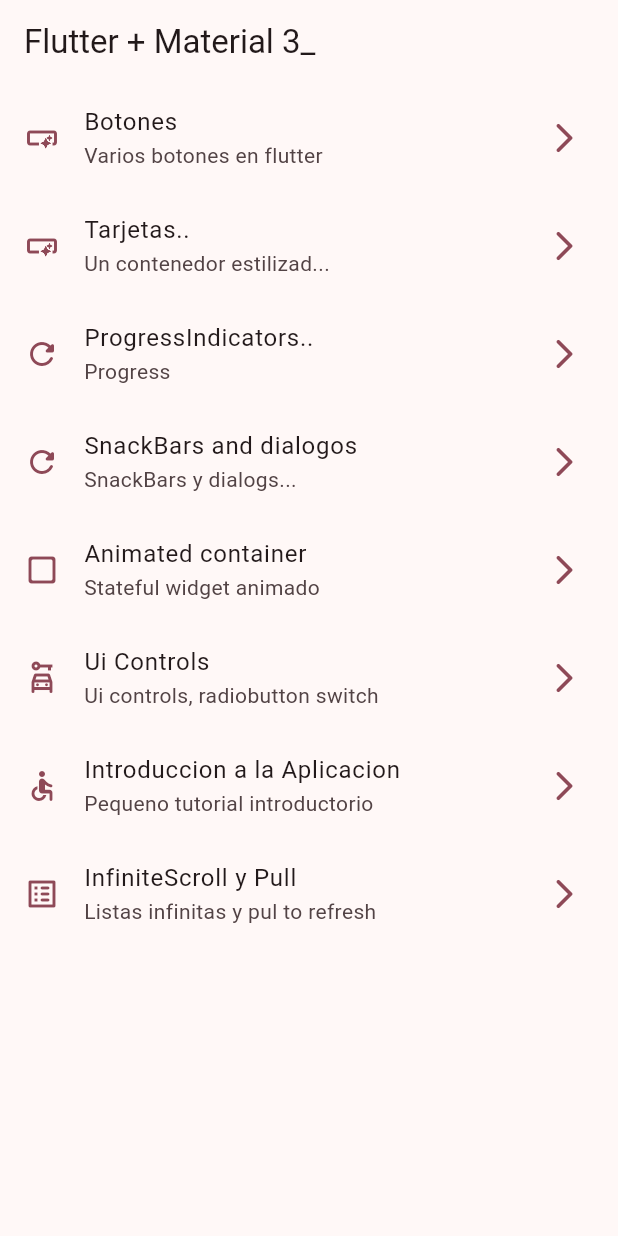
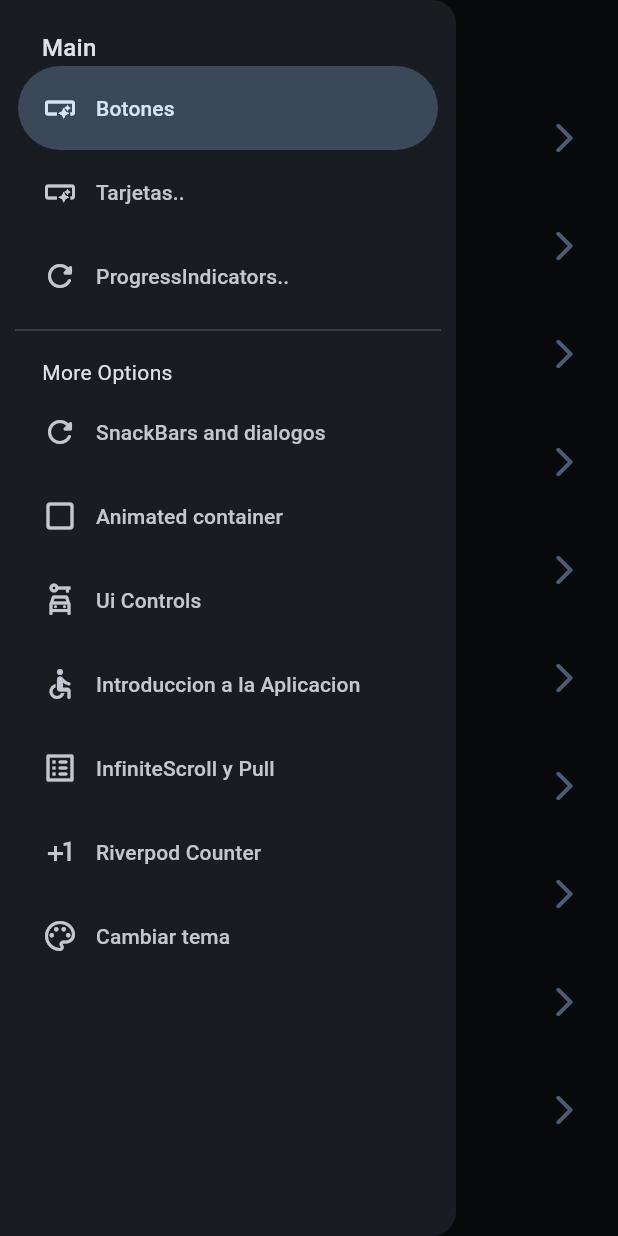
Before and after one commit to tardiojaime/widgets, a Flutter app: the screen it shows after launch, with the side drawer open (before the commit the screen has no drawer), on a phone screen of 412 x 824 dp. Run offline on Flutter 3.47's test engine with Material 3 defaults, Android fonts, the phone set to English and light mode, and no system bars; our stand-ins replace animate_do, flutter_riverpod, go_router.

Commit message:
StateProvider, Provider-inmutable

```diff
--- a/lib/config/menu/menu_item.dart
+++ b/lib/config/menu/menu_item.dart
@@ -65,4 +65,16 @@ const List<MenuItem> appMenuItems = [
       url: '/infinite',
       icon: Icons.list_alt_rounded,
       name: InfiniteScrollScreen.name),
+  MenuItem(
+      title: 'Riverpod Counter',
+      subtitle: 'Contador con Riverpob',
+      url: '/counter',
+      icon: Icons.plus_one,
+      name: CounterScreen.name),
+  MenuItem(
+      title: 'Cambiar tema',
+      subtitle: 'Cambiar tema de la aplicacion',
+      url: '/theme-changer',
+      icon: Icons.color_lens_outlined,
+      name: ThemeChanger.name),
 ];
--- a/lib/config/router/app_router.dart
+++ b/lib/config/router/app_router.dart
@@ -47,4 +47,14 @@ final appRouter = GoRouter(initialLocation: '/', routes: [
     name: InfiniteScrollScreen.name,
     builder: (context, state) => const InfiniteScrollScreen(),
   ),
+  GoRoute(
+    path: '/counter',
+    name: CounterScreen.name,
+    builder: (context, state) => const CounterScreen(),
+  ),
+  GoRoute(
+    path: '/theme-changer',
+    name: ThemeChanger.name,
+    builder: (context, state) => const ThemeChanger(),
+  ),
 ]);
--- a/lib/config/theme/app_theme.dart
+++ b/lib/config/theme/app_theme.dart
@@ -13,14 +13,16 @@ const List<Color> colorList = [
 
 class AppTheme {
   final int selectedColor;
+  final bool isDarkmode;
 
-  AppTheme({this.selectedColor = 0})
+  AppTheme({this.selectedColor = 0, this.isDarkmode = false})
       : assert(selectedColor >= 0, 'Selected color must be greater than 0'),
         assert(selectedColor < colorList.length,
             'Selected color must be less or equals than ${colorList.length - 1}');
   ThemeData getTheme() => ThemeData(
       useMaterial3: true,
       colorSchemeSeed: colorList[selectedColor],
+      brightness: isDarkmode ? Brightness.dark : Brightness.light,
       // configuracion para AppBar = para que este no se ubique en el centro
       appBarTheme: const AppBarTheme(centerTitle: false));
 }
--- a/lib/main.dart
+++ b/lib/main.dart
@@ -1,21 +1,28 @@
 import 'package:flutter/material.dart';
+import 'package:flutter_riverpod/flutter_riverpod.dart';
 import 'package:widgets/config/router/app_router.dart';
 import 'package:widgets/config/theme/app_theme.dart';
+import 'package:widgets/presentation/providers/theme_provider.dart';
 
 void main() {
-  runApp(const MyApp());
+  runApp(
+      //Configuracion de reverpod
+      const ProviderScope(child: MyApp()));
 }
 
-class MyApp extends StatelessWidget {
+class MyApp extends ConsumerWidget {
   const MyApp({super.key});
 
   // This widget is the root of your application.
   @override
-  Widget build(BuildContext context) {
+  Widget build(BuildContext context, WidgetRef ref) {
+    final bool isDarkMode = ref.watch(isDarkModeProvider);
+    final int selectedColor = ref.watch(selectedColorProvider);
     return MaterialApp.router(
         routerConfig: appRouter,
         title: 'Flutter Demo',
         debugShowCheckedModeBanner: false,
-        theme: AppTheme(selectedColor: 4).getTheme());
+        theme: AppTheme(selectedColor: selectedColor, isDarkmode: isDarkMode)
+            .getTheme());
   }
 }
--- /dev/null
+++ b/lib/presentation/providers/counter_provider.dart
@@ -0,0 +1,4 @@
+import 'package:flutter_riverpod/flutter_riverpod.dart';
+
+// el manejador de estado de reverpob
+final counterProvider = StateProvider((ref) => 5);
--- /dev/null
+++ b/lib/presentation/providers/theme_provider.dart
@@ -0,0 +1,19 @@
+import 'package:flutter_riverpod/flutter_riverpod.dart';
+import 'package:widgets/config/theme/app_theme.dart';
+
+final isDarkModeProvider = StateProvider<bool>((ref) => true);
+// lista de colores inmutable
+final colorListProvider = Provider((ref) => colorList);
+//Color seleccionado
+final selectedColorProvider = StateProvider<int>((ref) => 0);
+// para manejar estados - instancias de clases
+// StateNotifierProvider<Controlador|notifier|administrador, tipo>
+final themeNotifierProvider =
+    StateNotifierProvider<ThemeNotifier, AppTheme>((ref) => ThemeNotifier());
+
+// Controller | Notifier
+class ThemeNotifier extends StateNotifier<AppTheme> {
+  // dentro tenemos acceso al state, desde la cual accedemos a todos
+  // los atributos y metodos de la clase AppTheme
+  ThemeNotifier() : super(AppTheme());
+}
--- a/lib/presentation/screens/home/home_screen.dart
+++ b/lib/presentation/screens/home/home_screen.dart
@@ -1,6 +1,7 @@
 import 'package:flutter/material.dart';
 import 'package:go_router/go_router.dart';
 import 'package:widgets/config/menu/menu_item.dart';
+import 'package:widgets/presentation/widgets/side_menu.dart';
 
 class HomeScreen extends StatelessWidget {
   static const String name = 'home_screen';
@@ -8,12 +9,17 @@ class HomeScreen extends StatelessWidget {
 
   @override
   Widget build(BuildContext context) {
+    final scaffoldKey = GlobalKey<ScaffoldState>();
     return Scaffold(
-      appBar: AppBar(
-        title: const Text('Flutter + Material 3_'),
-      ),
-      body: const _HomeView(),
-    );
+        //Key se utilizan para identificar y controlar widgets
+        key: scaffoldKey,
+        appBar: AppBar(
+          title: const Text('Flutter + Material 3_'),
+        ),
+        body: const _HomeView(),
+        drawer: SideMenu(
+          scaffolKey: scaffoldKey,
+        ));
   }
 }
 
--- a/lib/presentation/screens/screen.dart
+++ b/lib/presentation/screens/screen.dart
@@ -7,3 +7,6 @@ export 'package:widgets/presentation/screens/bottons/buttons_screen.dart';
 export 'package:widgets/presentation/screens/cards/card_screen.dart';
 export 'package:widgets/presentation/screens/home/home_screen.dart';
 export 'package:widgets/presentation/screens/progress/progress_screen.dart';
+export 'package:widgets/presentation/screens/counter/counter_screen.dart';
+export 'package:widgets/presentation/providers/counter_provider.dart';
+export 'package:widgets/presentation/screens/theme/theme_changer.dart';
--- /dev/null
+++ b/lib/presentation/widgets/side_menu.dart
@@ -0,0 +1,60 @@
+import 'package:flutter/material.dart';
+import 'package:widgets/config/menu/menu_item.dart';
+import 'package:go_router/go_router.dart';
+
+class SideMenu extends StatefulWidget {
+  final GlobalKey<ScaffoldState> scaffolKey;
+  const SideMenu({super.key, required this.scaffolKey});
+
+  @override
+  State<SideMenu> createState() => _SideMenuState();
+}
+
+class _SideMenuState extends State<SideMenu> {
+  int navDrawerIndex = 0;
+  @override
+  Widget build(BuildContext context) {
+    final mainStyle = Theme.of(context).textTheme.titleMedium;
+    final bool hasNotch = MediaQuery.of(context).viewPadding.top >= 35;
+    return NavigationDrawer(
+      // el 0, seleccionado  | si es 1: el segundo va seleccionado
+      selectedIndex: navDrawerIndex,
+      // para cambiar los estilos del seleccionado con
+      onDestinationSelected: (value) {
+        setState(() {
+          navDrawerIndex = value;
+        });
+        final menuItem = appMenuItems[value];
+        context.pushNamed(menuItem.name);
+        // verificamos el stado de scaffold, y cerramos el drawer
+        widget.scaffolKey.currentState?.closeDrawer();
+      },
+      children: [
+        Padding(
+            padding: EdgeInsets.fromLTRB(28, hasNotch ? 5 : 20, 16, 0),
+            child: Text(
+              'Main',
+              style: mainStyle,
+            )),
+        ...appMenuItems.sublist(0, 3).map(
+              (e) => NavigationDrawerDestination(
+                icon: Icon(e.icon),
+                label: Text(e.title),
+              ),
+            ),
+        const Padding(
+          padding: EdgeInsets.fromLTRB(10, 0, 10, 0),
+          child: Divider(),
+        ),
+        const Padding(
+          padding: EdgeInsets.fromLTRB(28, 10, 16, 2),
+          child: Text('More Options'),
+        ),
+        ...appMenuItems.sublist(3).map(
+              (e) => NavigationDrawerDestination(
+                  icon: Icon(e.icon), label: Text(e.title)),
+            )
+      ],
+    );
+  }
+}
--- a/pubspec.yaml
+++ b/pubspec.yaml
@@ -37,6 +37,7 @@ dependencies:
   cupertino_icons: ^1.0.8
   go_router: ^14.2.7
   animate_do: ^3.3.4
+  flutter_riverpod: ^2.5.1
 
 dev_dependencies:
   flutter_test:
```
Also changed, not shown: lib/presentation/screens/counter/counter_screen.dart (added, +39 -0 lines), lib/presentation/screens/theme/theme_changer.dart (added, +58 -0 lines), pubspec.lock.
